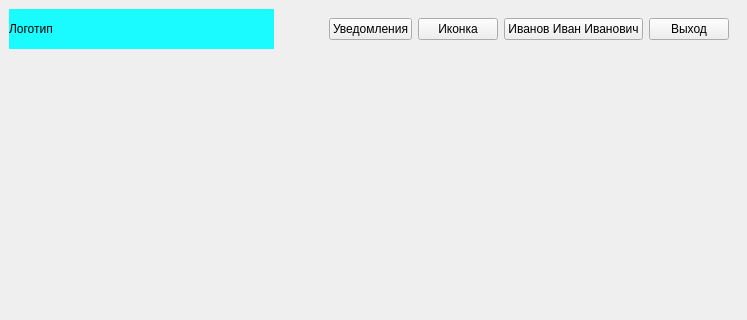
Old version of the form view/qt_ui_source/mainwindow.ui in the repository Andrew-up/vgtu_frontend; both pictures show x 0 to 747 and y 0 to 320 of the 747 by 613 pixel window.
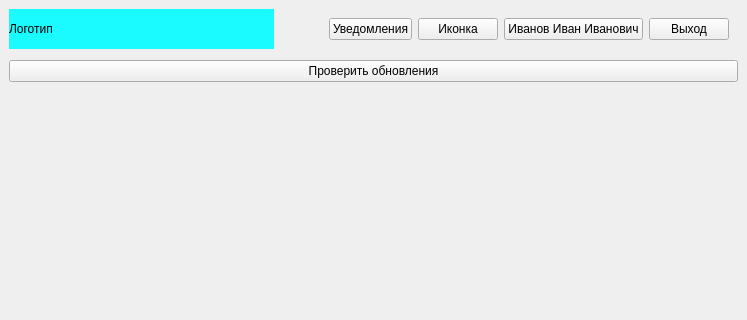
New version of the form.

Diff of the .ui file:
```diff
--- a/view/qt_ui_source/mainwindow.ui
+++ b/view/qt_ui_source/mainwindow.ui
@@ -140,6 +140,20 @@
       </item>
      </layout>
     </item>
+    <item>
+     <layout class="QVBoxLayout" name="verticalLayout_2">
+      <property name="topMargin">
+       <number>5</number>
+      </property>
+      <item>
+       <widget class="QPushButton" name="pushButton">
+        <property name="text">
+         <string>Проверить обновления</string>
+        </property>
+       </widget>
+      </item>
+     </layout>
+    </item>
     <item>
      <widget class="QStackedWidget" name="stacked_widget_main"/>
     </item>
```
